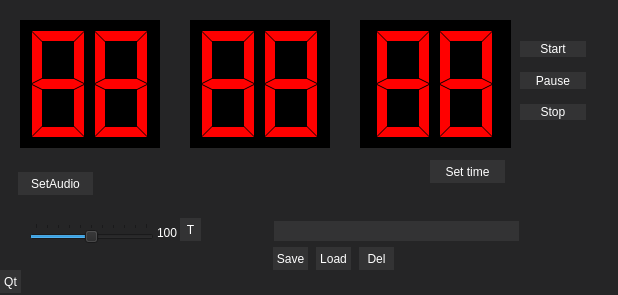
Old version of the form Pomodoro/res/pomodoro.ui in the repository Lame-een/domoporo.
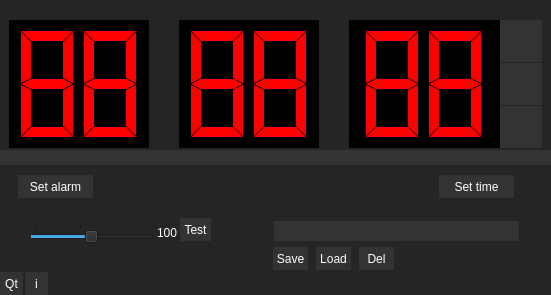
New version of the form. Icons and pictures are not drawn.

What changed in the file:
```diff
--- a/Pomodoro/res/pomodoro.ui
+++ b/Pomodoro/res/pomodoro.ui
@@ -6,20 +6,26 @@
    <rect>
     <x>0</x>
     <y>0</y>
-    <width>618</width>
+    <width>551</width>
     <height>295</height>
    </rect>
   </property>
+  <property name="sizePolicy">
+   <sizepolicy hsizetype="Fixed" vsizetype="Fixed">
+    <horstretch>0</horstretch>
+    <verstretch>0</verstretch>
+   </sizepolicy>
+  </property>
   <property name="minimumSize">
    <size>
-    <width>618</width>
-    <height>295</height>
+    <width>551</width>
+    <height>165</height>
    </size>
   </property>
   <property name="maximumSize">
    <size>
-    <width>618</width>
-    <height>323</height>
+    <width>551</width>
+    <height>295</height>
    </size>
   </property>
   <property name="windowTitle">
@@ -31,16 +37,39 @@
     color: #ffffff;
 }
 
-QPushButton {
+QPushButton{
     color: #ffffff;
     background-color: #333334;
+}
+
+QPushButton#startButton,#stopButton,#pauseButton,#setButton,#testAudio,#deletePreset,#loadPreset,#savePreset,#qtAbout,#audioSelectButton,#collapseButton,#aboutButton {
     border: none;
 }
 
+QPushButton#collapseButton{
+    background-image: url(:/Pomodoro/collapseOpen.png);
+}
+
+QPushButton#collapseButton:checked{
+    background-image: url(:/Pomodoro/collapseClosed.png);
+}
+
 QPushButton:hover {
     background-color: #464649;
 }
 
+QPushButton#stopButton{
+	background-image: url(:/Pomodoro/stopButton.png);
+}
+
+QPushButton#startButton{
+	background-image: url(:/Pomodoro/playButton.png);
+}
+
+QPushButton#pauseButton{
+	background-image: url(:/Pomodoro/pauseButton.png);
+}
+
 QLineEdit {
     color: #ffffff;
     background-color: #333334;
@@ -104,7 +133,7 @@
    <widget class="QLCDNumber" name="LCDmm">
     <property name="geometry">
      <rect>
-      <x>190</x>
+      <x>179</x>
       <y>20</y>
       <width>141</width>
       <height>128</height>
@@ -142,7 +171,7 @@
    <widget class="QLCDNumber" name="LCDhh">
     <property name="geometry">
      <rect>
-      <x>20</x>
+      <x>9</x>
       <y>20</y>
       <width>141</width>
       <height>128</height>
@@ -172,7 +201,7 @@
    <widget class="QLCDNumber" name="LCDss">
     <property name="geometry">
      <rect>
-      <x>360</x>
+      <x>349</x>
       <y>20</y>
       <width>151</width>
       <height>128</height>
@@ -202,74 +231,11 @@
      <double>88.000000000000000</double>
     </property>
    </widget>
-   <widget class="QWidget" name="horizontalLayoutWidget">
-    <property name="geometry">
-     <rect>
-      <x>520</x>
-      <y>30</y>
-      <width>77</width>
-      <height>101</height>
-     </rect>
-    </property>
-    <layout class="QVBoxLayout" name="verticalLayout_2">
-     <property name="spacing">
-      <number>15</number>
-     </property>
-     <property name="leftMargin">
-      <number>0</number>
-     </property>
-     <item>
-      <widget class="QPushButton" name="startButton">
-       <property name="sizePolicy">
-        <sizepolicy hsizetype="Minimum" vsizetype="Preferred">
-         <horstretch>0</horstretch>
-         <verstretch>0</verstretch>
-        </sizepolicy>
-       </property>
-       <property name="text">
-        <string>Start</string>
-       </property>
-      </widget>
-     </item>
-     <item>
-      <widget class="QPushButton" name="pauseButton">
-       <property name="sizePolicy">
-        <sizepolicy hsizetype="Minimum" vsizetype="Preferred">
-         <horstretch>0</horstretch>
-         <verstretch>0</verstretch>
-        </sizepolicy>
-       </property>
-       <property name="text">
-        <string>Pause</string>
-       </property>
-      </widget>
-     </item>
-     <item>
-      <widget class="QPushButton" name="stopButton">
-       <property name="sizePolicy">
-        <sizepolicy hsizetype="Minimum" vsizetype="Preferred">
-         <horstretch>0</horstretch>
-         <verstretch>0</verstretch>
-        </sizepolicy>
-       </property>
-       <property name="styleSheet">
-        <string notr="true"/>
-       </property>
-       <property name="text">
-        <string>Stop</string>
-       </property>
-       <property name="default">
-        <bool>false</bool>
-       </property>
-      </widget>
-     </item>
-    </layout>
-   </widget>
    <widget class="QPushButton" name="setButton">
     <property name="geometry">
      <rect>
-      <x>430</x>
-      <y>160</y>
+      <x>439</x>
+      <y>175</y>
       <width>75</width>
       <height>23</height>
      </rect>
@@ -281,7 +247,7 @@
    <widget class="QLabel" name="separator_1">
     <property name="geometry">
      <rect>
-      <x>160</x>
+      <x>149</x>
       <y>20</y>
       <width>30</width>
       <height>128</height>
@@ -300,7 +266,7 @@
    <widget class="QLabel" name="separator_2">
     <property name="geometry">
      <rect>
-      <x>330</x>
+      <x>319</x>
       <y>20</y>
       <width>30</width>
       <height>128</height>
@@ -320,8 +286,8 @@
     <property name="geometry">
      <rect>
       <x>0</x>
-      <y>270</y>
-      <width>21</width>
+      <y>272</y>
+      <width>23</width>
       <height>23</height>
      </rect>
     </property>
@@ -333,13 +299,13 @@
     <property name="geometry">
      <rect>
       <x>18</x>
-      <y>172</y>
+      <y>175</y>
       <width>75</width>
       <height>23</height>
      </rect>
     </property>
     <property name="text">
-     <string>SetAudio</string>
+     <string>Set alarm</string>
     </property>
    </widget>
    <widget class="QWidget" name="horizontalLayoutWidget_2">
@@ -409,12 +375,18 @@
      <rect>
       <x>180</x>
       <y>218</y>
-      <width>21</width>
+      <width>31</width>
       <height>23</height>
      </rect>
     </property>
+    <property name="sizePolicy">
+     <sizepolicy hsizetype="Fixed" vsizetype="Fixed">
+      <horstretch>0</horstretch>
+      <verstretch>0</verstretch>
+     </sizepolicy>
+    </property>
     <property name="text">
-     <string>T</string>
+     <string>Test</string>
     </property>
    </widget>
    <widget class="QWidget" name="verticalLayoutWidget">
@@ -574,6 +546,134 @@
      </item>
     </layout>
    </widget>
+   <widget class="QPushButton" name="collapseButton">
+    <property name="geometry">
+     <rect>
+      <x>0</x>
+      <y>150</y>
+      <width>551</width>
+      <height>15</height>
+     </rect>
+    </property>
+    <property name="text">
+     <string/>
+    </property>
+    <property name="checkable">
+     <bool>true</bool>
+    </property>
+   </widget>
+   <widget class="QPushButton" name="aboutButton">
+    <property name="geometry">
+     <rect>
+      <x>25</x>
+      <y>272</y>
+      <width>23</width>
+      <height>23</height>
+     </rect>
+    </property>
+    <property name="text">
+     <string>i</string>
+    </property>
+   </widget>
+   <widget class="QPushButton" name="stopButton">
+    <property name="geometry">
+     <rect>
+      <x>500</x>
+      <y>106</y>
+      <width>42</width>
+      <height>42</height>
+     </rect>
+    </property>
+    <property name="sizePolicy">
+     <sizepolicy hsizetype="Fixed" vsizetype="Fixed">
+      <horstretch>0</horstretch>
+      <verstretch>0</verstretch>
+     </sizepolicy>
+    </property>
+    <property name="minimumSize">
+     <size>
+      <width>42</width>
+      <height>42</height>
+     </size>
+    </property>
+    <property name="maximumSize">
+     <size>
+      <width>42</width>
+      <height>42</height>
+     </size>
+    </property>
+    <property name="styleSheet">
+     <string notr="true"/>
+    </property>
+    <property name="text">
+     <string/>
+    </property>
+    <property name="default">
+     <bool>false</bool>
+    </property>
+   </widget>
+   <widget class="QPushButton" name="pauseButton">
+    <property name="geometry">
+     <rect>
+      <x>500</x>
+      <y>63</y>
+      <width>42</width>
+      <height>42</height>
+     </rect>
+    </property>
+    <property name="sizePolicy">
+     <sizepolicy hsizetype="Fixed" vsizetype="Fixed">
+      <horstretch>0</horstretch>
+      <verstretch>0</verstretch>
+     </sizepolicy>
+    </property>
+    <property name="minimumSize">
+     <size>
+      <width>42</width>
+      <height>42</height>
+     </size>
+    </property>
+    <property name="maximumSize">
+     <size>
+      <width>42</width>
+      <height>42</height>
+     </size>
+    </property>
+    <property name="text">
+     <string/>
+    </property>
+   </widget>
+   <widget class="QPushButton" name="startButton">
+    <property name="geometry">
+     <rect>
+      <x>500</x>
+      <y>20</y>
+      <width>42</width>
+      <height>42</height>
+     </rect>
+    </property>
+    <property name="sizePolicy">
+     <sizepolicy hsizetype="Fixed" vsizetype="Fixed">
+      <horstretch>0</horstretch>
+      <verstretch>0</verstretch>
+     </sizepolicy>
+    </property>
+    <property name="minimumSize">
+     <size>
+      <width>42</width>
+      <height>42</height>
+     </size>
+    </property>
+    <property name="maximumSize">
+     <size>
+      <width>42</width>
+      <height>42</height>
+     </size>
+    </property>
+    <property name="text">
+     <string/>
+    </property>
+   </widget>
   </widget>
  </widget>
  <layoutdefault spacing="6" margin="11"/>
```
